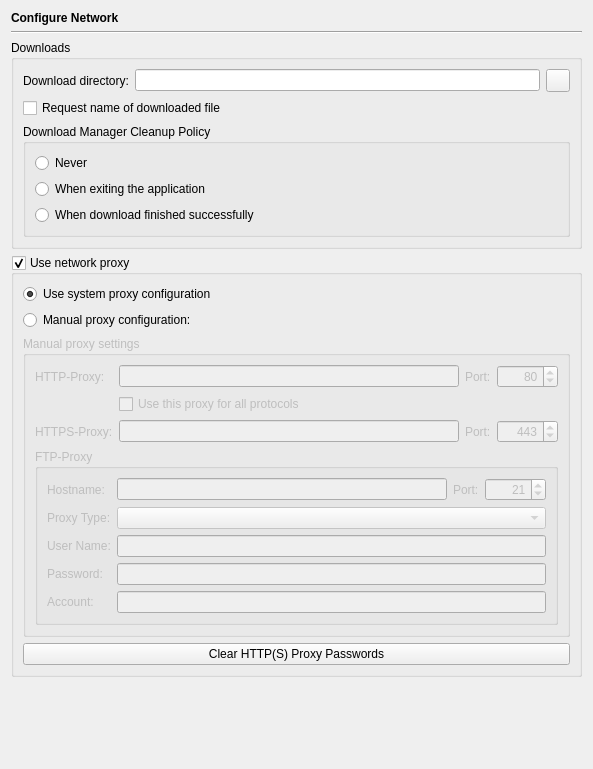
Above: Preferences/ConfigurationPages/NetworkPage.ui from testmana2/test before the change. Below: the same form after it.
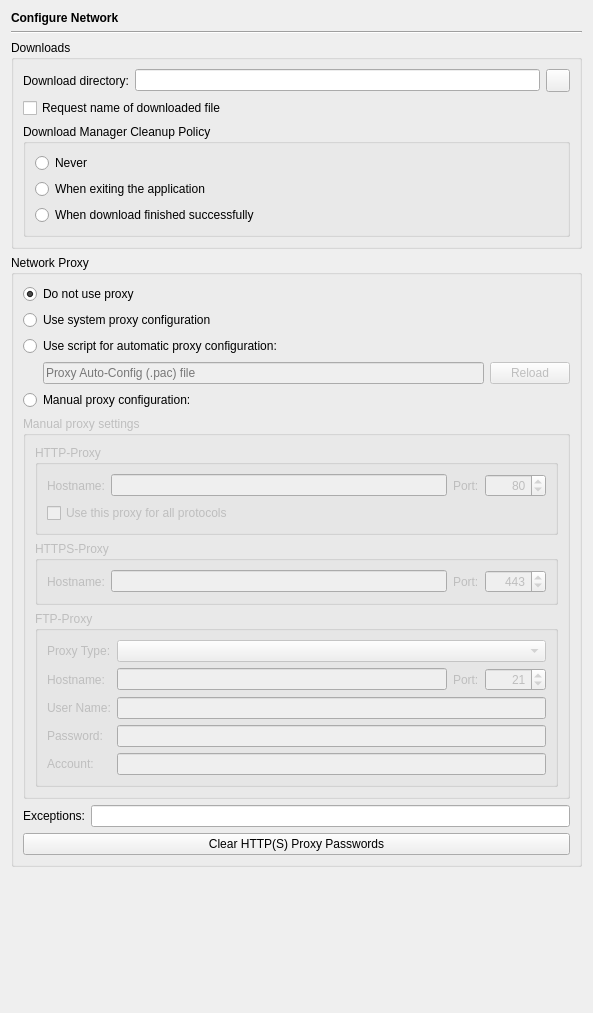
That is the form after the change.

Commit message: Started to extend the network proxy code to support exceptions and PAC.

```diff
--- a/Preferences/ConfigurationPages/NetworkPage.ui
+++ b/Preferences/ConfigurationPages/NetworkPage.ui
@@ -7,10 +7,10 @@
     <x>0</x>
     <y>0</y>
     <width>591</width>
-    <height>769</height>
+    <height>1013</height>
    </rect>
   </property>
-  <layout class="QVBoxLayout" name="verticalLayout_4">
+  <layout class="QVBoxLayout" name="verticalLayout_5">
    <item>
     <widget class="QLabel" name="headerLabel">
      <property name="text">
@@ -120,15 +120,28 @@
       <string>Select to use a web proxy</string>
      </property>
      <property name="title">
-      <string>Use network proxy</string>
+      <string>Network Proxy</string>
      </property>
      <property name="checkable">
-      <bool>true</bool>
+      <bool>false</bool>
      </property>
      <property name="checked">
+      <bool>false</bool>
+     </property>
+     <layout class="QVBoxLayout" name="verticalLayout_4">
+      <item>
+       <widget class="QRadioButton" name="noProxyButton">
+        <property name="toolTip">
+         <string>Select to not use a network proxy</string>
+        </property>
+        <property name="text">
+         <string>Do not use proxy</string>
+        </property>
+        <property name="checked">
       <bool>true</bool>
      </property>
-     <layout class="QVBoxLayout" name="verticalLayout">
+       </widget>
+      </item>
       <item>
        <widget class="QRadioButton" name="systemProxyButton">
         <property name="toolTip">
@@ -137,11 +150,64 @@
         <property name="text">
          <string>Use system proxy configuration</string>
         </property>
-        <property name="checked">
-         <bool>true</bool>
+       </widget>
+      </item>
+      <item>
+       <widget class="QRadioButton" name="pacButton">
+        <property name="toolTip">
+         <string>Select to use a proxy auto configuration script</string>
         </property>
+        <property name="text">
+         <string>Use script for automatic proxy configuration:</string>
+        </property>
        </widget>
       </item>
+      <item>
+       <layout class="QHBoxLayout" name="horizontalLayout_4">
+        <item>
+         <spacer name="horizontalSpacer">
+          <property name="orientation">
+           <enum>Qt::Horizontal</enum>
+          </property>
+          <property name="sizeType">
+           <enum>QSizePolicy::Fixed</enum>
+          </property>
+          <property name="sizeHint" stdset="0">
+           <size>
+            <width>20</width>
+            <height>20</height>
+           </size>
+          </property>
+         </spacer>
+        </item>
+        <item>
+         <widget class="QLineEdit" name="pacUrlEdit">
+          <property name="enabled">
+           <bool>false</bool>
+          </property>
+          <property name="toolTip">
+           <string>Enter the URL of the Proxy Auto-Config (.pac) file</string>
+          </property>
+          <property name="placeholderText">
+           <string>Proxy Auto-Config (.pac) file</string>
+          </property>
+         </widget>
+        </item>
+        <item>
+         <widget class="QPushButton" name="pacReloadButton">
+          <property name="enabled">
+           <bool>false</bool>
+          </property>
+          <property name="toolTip">
+           <string>Press to reload the Proxy Auto-Config (.pac) file</string>
+          </property>
+          <property name="text">
+           <string>Reload</string>
+          </property>
+         </widget>
+        </item>
+       </layout>
+      </item>
       <item>
        <widget class="QRadioButton" name="manualProxyButton">
         <property name="toolTip">
@@ -166,11 +232,17 @@
         <property name="flat">
          <bool>false</bool>
         </property>
+        <layout class="QVBoxLayout" name="verticalLayout">
+         <item>
+          <widget class="QGroupBox" name="groupBox_6">
+           <property name="title">
+            <string>HTTP-Proxy</string>
+           </property>
         <layout class="QGridLayout" name="gridLayout_2">
          <item row="0" column="0">
-          <widget class="QLabel" name="label">
+             <widget class="QLabel" name="label_13">
            <property name="text">
-            <string>HTTP-Proxy:</string>
+               <string>Hostname:</string>
            </property>
           </widget>
          </item>
@@ -207,7 +279,7 @@
            </property>
           </widget>
          </item>
-         <item row="1" column="1" colspan="3">
+            <item row="1" column="0" colspan="4">
           <widget class="QCheckBox" name="httpProxyForAllCheckBox">
            <property name="toolTip">
             <string>Select to use the HTTP proxy for all</string>
@@ -217,28 +289,37 @@
            </property>
           </widget>
          </item>
-         <item row="2" column="0">
-          <widget class="QLabel" name="label_4">
+           </layout>
+          </widget>
+         </item>
+         <item>
+          <widget class="QGroupBox" name="groupBox_5">
+           <property name="title">
+            <string>HTTPS-Proxy</string>
+           </property>
+           <layout class="QHBoxLayout" name="horizontalLayout_2">
+            <item>
+             <widget class="QLabel" name="label_12">
            <property name="text">
-            <string>HTTPS-Proxy:</string>
+               <string>Hostname:</string>
            </property>
           </widget>
          </item>
-         <item row="2" column="1">
+            <item>
           <widget class="QLineEdit" name="httpsProxyHostEdit">
            <property name="toolTip">
             <string>Enter the name of the HTTPS proxy host</string>
            </property>
           </widget>
          </item>
-         <item row="2" column="2">
+            <item>
           <widget class="QLabel" name="label_5">
            <property name="text">
             <string>Port:</string>
            </property>
           </widget>
          </item>
-         <item row="2" column="3">
+            <item>
           <widget class="QSpinBox" name="httpsProxyPortSpin">
            <property name="toolTip">
             <string>Enter the HTTPS proxy port</string>
@@ -257,34 +338,51 @@
            </property>
           </widget>
          </item>
-         <item row="3" column="0" colspan="4">
+           </layout>
+          </widget>
+         </item>
+         <item>
           <widget class="QGroupBox" name="groupBox_4">
            <property name="title">
             <string>FTP-Proxy</string>
            </property>
            <layout class="QGridLayout" name="gridLayout">
             <item row="0" column="0">
+             <widget class="QLabel" name="label_8">
+              <property name="text">
+               <string>Proxy Type:</string>
+              </property>
+             </widget>
+            </item>
+            <item row="0" column="1" colspan="3">
+             <widget class="QComboBox" name="ftpProxyTypeCombo">
+              <property name="toolTip">
+               <string>Select the type of the FTP proxy</string>
+              </property>
+             </widget>
+            </item>
+            <item row="1" column="0">
              <widget class="QLabel" name="label_3">
               <property name="text">
                <string>Hostname:</string>
               </property>
              </widget>
             </item>
-            <item row="0" column="1">
+            <item row="1" column="1">
              <widget class="QLineEdit" name="ftpProxyHostEdit">
               <property name="toolTip">
                <string>Enter the name of the FTP proxy host</string>
               </property>
              </widget>
             </item>
-            <item row="0" column="2">
+            <item row="1" column="2">
              <widget class="QLabel" name="label_7">
               <property name="text">
                <string>Port:</string>
               </property>
              </widget>
             </item>
-            <item row="0" column="3">
+            <item row="1" column="3">
              <widget class="QSpinBox" name="ftpProxyPortSpin">
               <property name="toolTip">
                <string>Enter the FTP proxy port</string>
@@ -303,20 +401,6 @@
               </property>
              </widget>
             </item>
-            <item row="1" column="0">
-             <widget class="QLabel" name="label_8">
-              <property name="text">
-               <string>Proxy Type:</string>
-              </property>
-             </widget>
-            </item>
-            <item row="1" column="1" colspan="3">
-             <widget class="QComboBox" name="ftpProxyTypeCombo">
-              <property name="toolTip">
-               <string>Select the type of the FTP proxy</string>
-              </property>
-             </widget>
-            </item>
             <item row="2" column="0">
              <widget class="QLabel" name="label_9">
               <property name="text">
@@ -368,6 +452,24 @@
         </layout>
        </widget>
       </item>
+      <item>
+       <layout class="QHBoxLayout" name="horizontalLayout_3">
+        <item>
+         <widget class="QLabel" name="label">
+          <property name="text">
+           <string>Exceptions:</string>
+          </property>
+         </widget>
+        </item>
+        <item>
+         <widget class="QLineEdit" name="exceptionsEdit">
+          <property name="toolTip">
+           <string>Enter host names or IP-addresses for which the proxy is to be circumvented separated by ',' (wildcards * or ? may be used)</string>
+          </property>
+         </widget>
+        </item>
+       </layout>
+      </item>
       <item>
        <widget class="QPushButton" name="clearProxyPasswordsButton">
         <property name="toolTip">
```
Left out of the diff: 124 changed lines with no effect on the pictures. Lines whose indentation alone changed are shown as unchanged. The commit also changes 4 other files.
